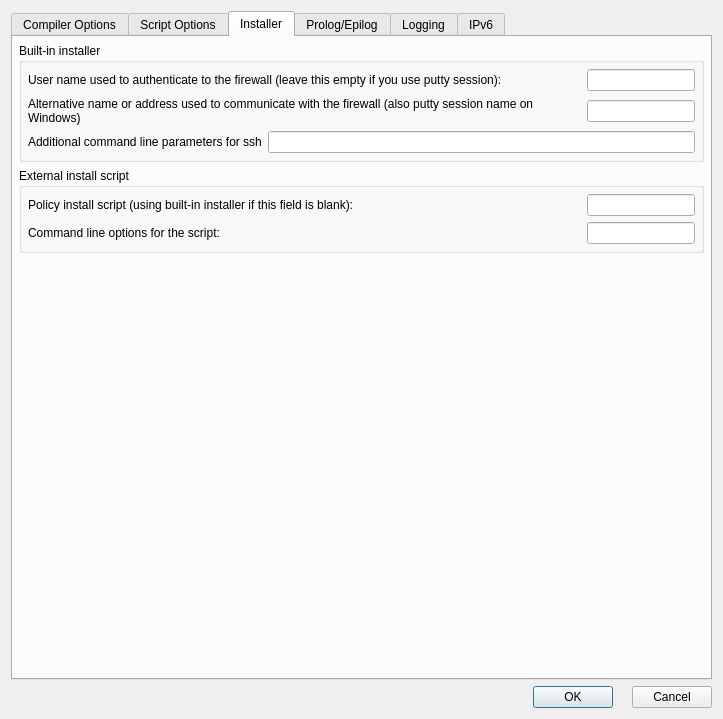
Before: the Qt Designer form src/gui/iosacladvanceddialog_q.ui in fwbuilder/fwbuilder, drawn with Qt 5.
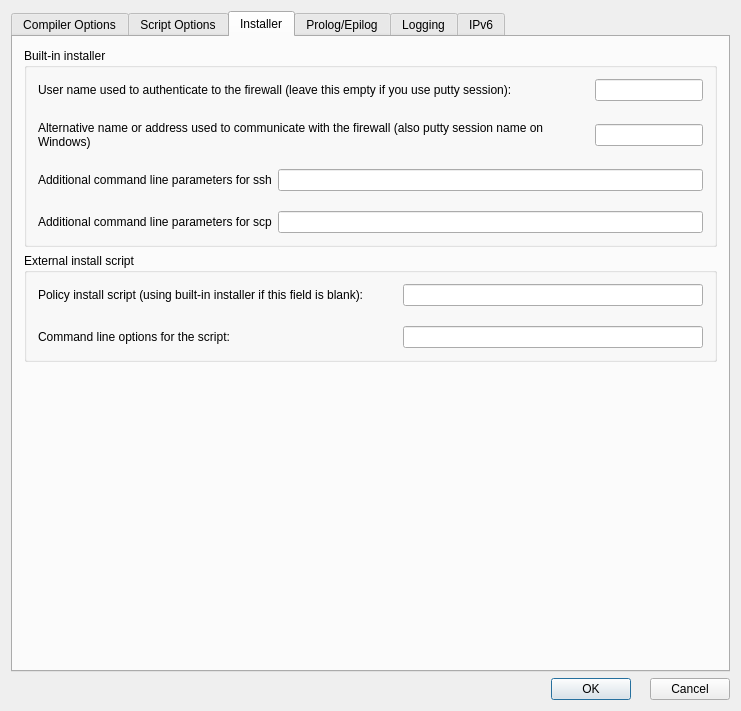
After: the same form once the commit is applied. The open tabs and pages were chosen to show the change.

Commit message: input field for path to scp in preferences dialog

Diff of the .ui file:
```diff
--- a/src/gui/iosacladvanceddialog_q.ui
+++ b/src/gui/iosacladvanceddialog_q.ui
@@ -8,8 +8,8 @@
    <rect>
     <x>0</x>
     <y>0</y>
-    <width>719</width>
-    <height>719</height>
+    <width>741</width>
+    <height>711</height>
    </rect>
   </property>
   <property name="windowTitle" >
@@ -22,38 +22,8 @@
    <property name="leftMargin" >
     <number>11</number>
    </property>
-   <property name="topMargin" >
-    <number>11</number>
-   </property>
-   <property name="rightMargin" >
-    <number>11</number>
-   </property>
-   <property name="bottomMargin" >
-    <number>11</number>
-   </property>
-   <property name="horizontalSpacing" >
-    <number>6</number>
-   </property>
-   <property name="verticalSpacing" >
-    <number>6</number>
-   </property>
    <item row="1" column="0" >
     <layout class="QHBoxLayout" >
-     <property name="spacing" >
-      <number>6</number>
-     </property>
-     <property name="leftMargin" >
-      <number>0</number>
-     </property>
-     <property name="topMargin" >
-      <number>0</number>
-     </property>
-     <property name="rightMargin" >
-      <number>0</number>
-     </property>
-     <property name="bottomMargin" >
-      <number>0</number>
-     </property>
      <item>
       <spacer>
        <property name="orientation" >
@@ -72,21 +42,6 @@
      </item>
      <item>
       <layout class="QHBoxLayout" >
-       <property name="spacing" >
-        <number>6</number>
-       </property>
-       <property name="leftMargin" >
-        <number>0</number>
-       </property>
-       <property name="topMargin" >
-        <number>0</number>
-       </property>
-       <property name="rightMargin" >
-        <number>0</number>
-       </property>
-       <property name="bottomMargin" >
-        <number>0</number>
-       </property>
        <item>
         <widget class="QPushButton" name="ok_button" >
          <property name="text" >
@@ -604,163 +559,16 @@
       <attribute name="title" >
        <string>Installer</string>
       </attribute>
-      <layout class="QGridLayout" >
-       <property name="leftMargin" >
-        <number>6</number>
-       </property>
-       <property name="topMargin" >
-        <number>6</number>
-       </property>
-       <property name="rightMargin" >
-        <number>6</number>
-       </property>
-       <property name="bottomMargin" >
-        <number>6</number>
-       </property>
-       <property name="horizontalSpacing" >
-        <number>6</number>
-       </property>
-       <property name="verticalSpacing" >
-        <number>6</number>
-       </property>
-       <item row="2" column="0" >
-        <spacer>
-         <property name="orientation" >
-          <enum>Qt::Vertical</enum>
-         </property>
-         <property name="sizeType" >
-          <enum>QSizePolicy::Expanding</enum>
-         </property>
-         <property name="sizeHint" >
-          <size>
-           <width>20</width>
-           <height>20</height>
-          </size>
-         </property>
-        </spacer>
-       </item>
-       <item row="1" column="0" >
-        <widget class="QGroupBox" name="groupBox1" >
-         <property name="title" >
-          <string>External install script</string>
-         </property>
-         <layout class="QGridLayout" >
-          <property name="leftMargin" >
-           <number>6</number>
-          </property>
-          <property name="topMargin" >
-           <number>6</number>
-          </property>
-          <property name="rightMargin" >
-           <number>6</number>
-          </property>
-          <property name="bottomMargin" >
-           <number>6</number>
-          </property>
-          <property name="horizontalSpacing" >
-           <number>6</number>
-          </property>
-          <property name="verticalSpacing" >
-           <number>6</number>
-          </property>
-          <item row="0" column="1" >
-           <widget class="QLineEdit" name="installScript" >
-            <property name="sizePolicy" >
-             <sizepolicy vsizetype="Fixed" hsizetype="Fixed" >
-              <horstretch>0</horstretch>
-              <verstretch>0</verstretch>
-             </sizepolicy>
-            </property>
-           </widget>
-          </item>
-          <item row="0" column="0" >
-           <widget class="QLabel" name="textLabel5_2" >
-            <property name="sizePolicy" >
-             <sizepolicy vsizetype="Preferred" hsizetype="Expanding" >
-              <horstretch>0</horstretch>
-              <verstretch>0</verstretch>
-             </sizepolicy>
-            </property>
-            <property name="text" >
-             <string>Policy install script (using built-in installer if this field is blank):</string>
-            </property>
-            <property name="alignment" >
-             <set>Qt::AlignLeading|Qt::AlignLeft|Qt::AlignVCenter</set>
-            </property>
-            <property name="wordWrap" >
-             <bool>false</bool>
-            </property>
-           </widget>
-          </item>
-          <item row="1" column="0" >
-           <widget class="QLabel" name="textLabel6_2" >
-            <property name="sizePolicy" >
-             <sizepolicy vsizetype="Preferred" hsizetype="Expanding" >
-              <horstretch>0</horstretch>
-              <verstretch>0</verstretch>
-             </sizepolicy>
-            </property>
-            <property name="text" >
-             <string>Command line options for the script:</string>
-            </property>
-            <property name="alignment" >
-             <set>Qt::AlignLeading|Qt::AlignLeft|Qt::AlignVCenter</set>
-            </property>
-            <property name="wordWrap" >
-             <bool>false</bool>
-            </property>
-           </widget>
-          </item>
-          <item row="1" column="1" >
-           <widget class="QLineEdit" name="installScriptArgs" >
-            <property name="sizePolicy" >
-             <sizepolicy vsizetype="Fixed" hsizetype="Fixed" >
-              <horstretch>0</horstretch>
-              <verstretch>0</verstretch>
-             </sizepolicy>
-            </property>
-           </widget>
-          </item>
-         </layout>
-        </widget>
-       </item>
+      <layout class="QGridLayout" name="gridLayout_3" >
        <item row="0" column="0" >
         <widget class="QGroupBox" name="groupBox2" >
          <property name="title" >
           <string>Built-in installer</string>
          </property>
-         <layout class="QGridLayout" >
-          <property name="leftMargin" >
-           <number>6</number>
-          </property>
-          <property name="topMargin" >
-           <number>6</number>
-          </property>
-          <property name="rightMargin" >
-           <number>6</number>
-          </property>
-          <property name="bottomMargin" >
-           <number>6</number>
-          </property>
-          <property name="horizontalSpacing" >
-           <number>6</number>
-          </property>
+         <layout class="QGridLayout" name="gridLayout" >
           <property name="verticalSpacing" >
-           <number>6</number>
+           <number>20</number>
           </property>
-          <item row="1" column="0" >
-           <widget class="QLabel" name="textLabel1_3" >
-            <property name="text" >
-             <string>Alternative name or address used to communicate with the firewall (also putty session name on Windows)</string>
-            </property>
-            <property name="alignment" >
-             <set>Qt::AlignLeading|Qt::AlignLeft|Qt::AlignTop</set>
-            </property>
-            <property name="wordWrap" >
-             <bool>true</bool>
-            </property>
-           </widget>
-          </item>
           <item row="0" column="0" >
            <widget class="QLabel" name="textLabel1_2" >
             <property name="text" >
@@ -784,6 +592,19 @@
             </property>
            </widget>
           </item>
+          <item row="1" column="0" >
+           <widget class="QLabel" name="textLabel1_3" >
+            <property name="text" >
+             <string>Alternative name or address used to communicate with the firewall (also putty session name on Windows)</string>
+            </property>
+            <property name="alignment" >
+             <set>Qt::AlignLeading|Qt::AlignLeft|Qt::AlignTop</set>
+            </property>
+            <property name="wordWrap" >
+             <bool>true</bool>
+            </property>
+           </widget>
+          </item>
           <item row="1" column="1" >
            <widget class="QLineEdit" name="altAddress" >
             <property name="sizePolicy" >
@@ -796,21 +617,6 @@
           </item>
           <item row="2" column="0" colspan="2" >
            <layout class="QHBoxLayout" >
-            <property name="spacing" >
-             <number>6</number>
-            </property>
-            <property name="leftMargin" >
-             <number>0</number>
-            </property>
-            <property name="topMargin" >
-             <number>0</number>
-            </property>
-            <property name="rightMargin" >
-             <number>0</number>
-            </property>
-            <property name="bottomMargin" >
-             <number>0</number>
-            </property>
             <item>
              <widget class="QLabel" name="textLabel1_7" >
               <property name="text" >
@@ -829,13 +635,155 @@
                 <verstretch>0</verstretch>
                </sizepolicy>
               </property>
+              <property name="minimumSize" >
+               <size>
+                <width>300</width>
+                <height>0</height>
+               </size>
+              </property>
              </widget>
             </item>
            </layout>
           </item>
+          <item row="3" column="0" colspan="2" >
+           <layout class="QHBoxLayout" name="_2" >
+            <item>
+             <widget class="QLabel" name="textLabel1_8" >
+              <property name="text" >
+               <string>Additional command line parameters for scp</string>
+              </property>
+              <property name="wordWrap" >
+               <bool>false</bool>
+              </property>
+             </widget>
+            </item>
+            <item>
+             <widget class="QLineEdit" name="scpArgs" >
+              <property name="sizePolicy" >
+               <sizepolicy vsizetype="Fixed" hsizetype="Expanding" >
+                <horstretch>0</horstretch>
+                <verstretch>0</verstretch>
+               </sizepolicy>
+              </property>
+              <property name="minimumSize" >
+               <size>
+                <width>300</width>
+                <height>0</height>
+               </size>
+              </property>
+             </widget>
+            </item>
+           </layout>
+          </item>
          </layout>
         </widget>
        </item>
+       <item row="1" column="0" >
+        <widget class="QGroupBox" name="groupBox1" >
+         <property name="title" >
+          <string>External install script</string>
+         </property>
+         <layout class="QGridLayout" name="gridLayout_2" >
+          <property name="verticalSpacing" >
+           <number>20</number>
+          </property>
+          <item row="0" column="0" >
+           <layout class="QHBoxLayout" name="horizontalLayout" >
+            <item>
+             <widget class="QLabel" name="textLabel5_2" >
+              <property name="sizePolicy" >
+               <sizepolicy vsizetype="Preferred" hsizetype="Expanding" >
+                <horstretch>0</horstretch>
+                <verstretch>0</verstretch>
+               </sizepolicy>
+              </property>
+              <property name="text" >
+               <string>Policy install script (using built-in installer if this field is blank):</string>
+              </property>
+              <property name="alignment" >
+               <set>Qt::AlignLeading|Qt::AlignLeft|Qt::AlignVCenter</set>
+              </property>
+              <property name="wordWrap" >
+               <bool>true</bool>
+              </property>
+             </widget>
+            </item>
+            <item>
+             <widget class="QLineEdit" name="installScript" >
+              <property name="sizePolicy" >
+               <sizepolicy vsizetype="Fixed" hsizetype="Fixed" >
+                <horstretch>0</horstretch>
+                <verstretch>0</verstretch>
+               </sizepolicy>
+              </property>
+              <property name="minimumSize" >
+               <size>
+                <width>300</width>
+                <height>0</height>
+               </size>
+              </property>
+             </widget>
+            </item>
+           </layout>
+          </item>
+          <item row="1" column="0" >
+           <layout class="QHBoxLayout" name="horizontalLayout_2" >
+            <item>
+             <widget class="QLabel" name="textLabel6_2" >
+              <property name="sizePolicy" >
+               <sizepolicy vsizetype="Preferred" hsizetype="Expanding" >
+                <horstretch>0</horstretch>
+                <verstretch>0</verstretch>
+               </sizepolicy>
+              </property>
+              <property name="text" >
+               <string>Command line options for the script:</string>
+              </property>
+              <property name="alignment" >
+               <set>Qt::AlignLeading|Qt::AlignLeft|Qt::AlignVCenter</set>
+              </property>
+              <property name="wordWrap" >
+               <bool>false</bool>
+              </property>
+             </widget>
+            </item>
+            <item>
+             <widget class="QLineEdit" name="installScriptArgs" >
+              <property name="sizePolicy" >
+               <sizepolicy vsizetype="Fixed" hsizetype="Fixed" >
+                <horstretch>0</horstretch>
+                <verstretch>0</verstretch>
+               </sizepolicy>
+              </property>
+              <property name="minimumSize" >
+               <size>
+                <width>300</width>
+                <height>0</height>
+               </size>
+              </property>
+             </widget>
+            </item>
+           </layout>
+          </item>
+         </layout>
+        </widget>
+       </item>
+       <item row="2" column="0" >
+        <spacer>
+         <property name="orientation" >
+          <enum>Qt::Vertical</enum>
+         </property>
+         <property name="sizeType" >
+          <enum>QSizePolicy::Expanding</enum>
+         </property>
+         <property name="sizeHint" stdset="0" >
+          <size>
+           <width>20</width>
+           <height>20</height>
+          </size>
+         </property>
+        </spacer>
+       </item>
       </layout>
      </widget>
      <widget class="QWidget" name="TabPage2" >
```
Left out of the diff: 336 changed lines with no effect on the pictures. The commit also changes 59 other files.
